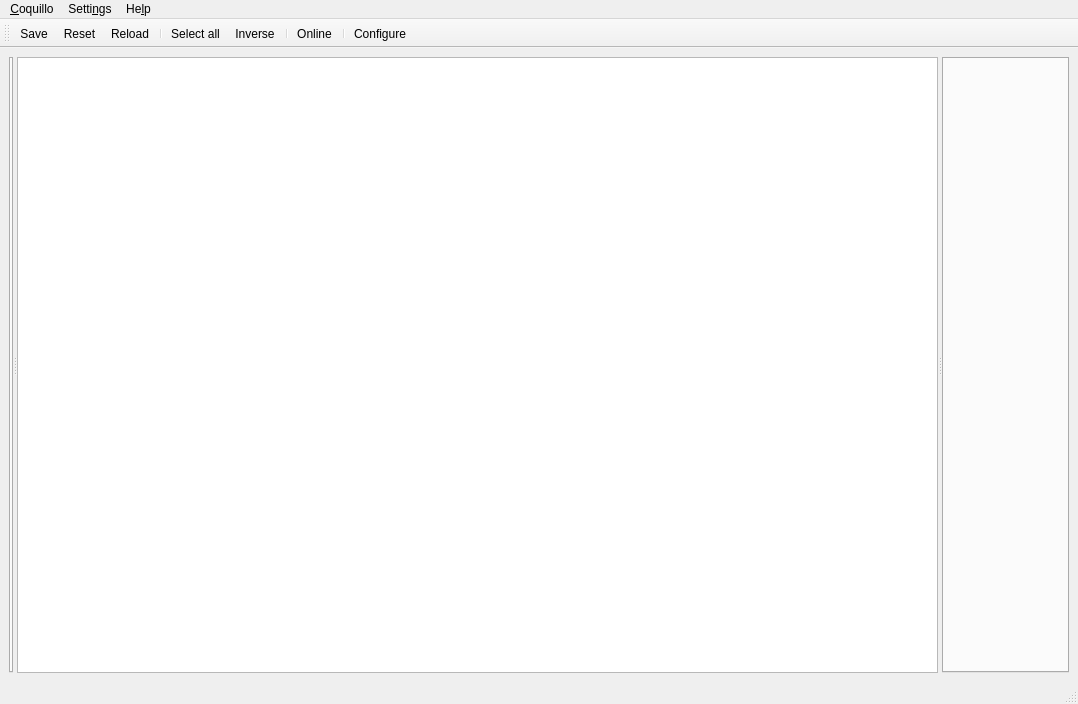
This is ui/mainwindow.ui in sjuvonen/coquillo as Qt 5 draws it before an edit. The edited form follows.
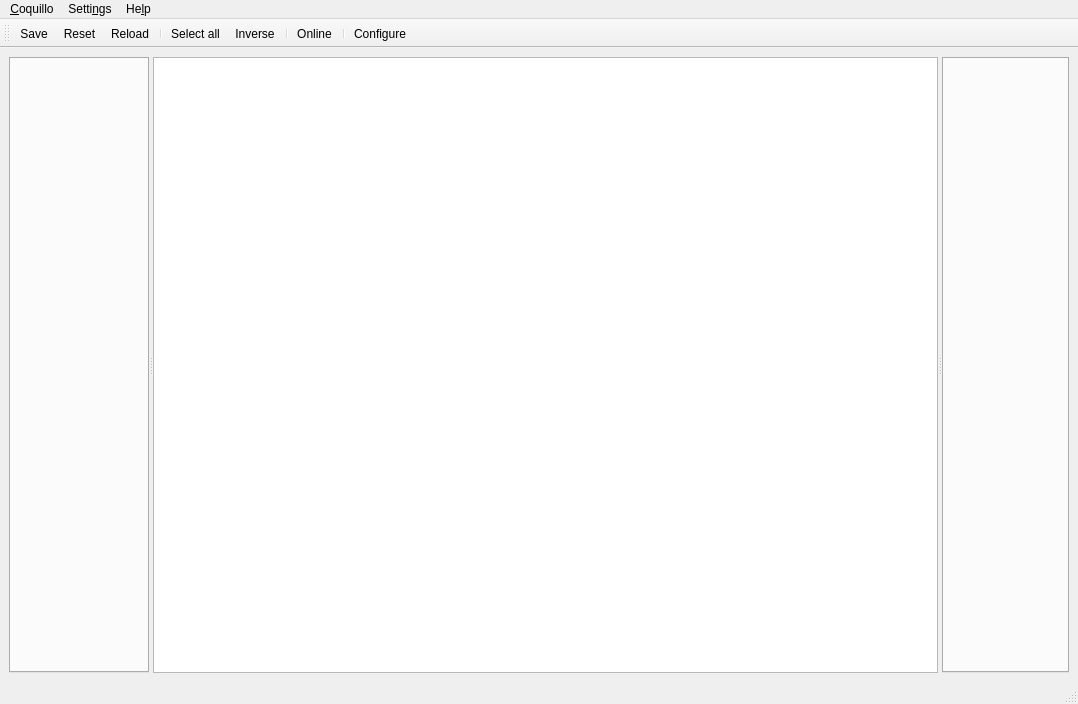
This is the edited form. Icons and pictures are not drawn. Custom widgets are drawn as their Qt base class.

Commit message: Settings menu actions follow their corresponding widgets

The edit to the form file:
```diff
--- a/ui/mainwindow.ui
+++ b/ui/mainwindow.ui
@@ -24,6 +24,12 @@
        <bool>false</bool>
       </property>
       <widget class="QTabWidget" name="tools">
+       <property name="minimumSize">
+        <size>
+         <width>140</width>
+         <height>0</height>
+        </size>
+       </property>
        <property name="tabPosition">
         <enum>QTabWidget::West</enum>
        </property>
```
Left out of the diff: 18 changed lines with no effect on the pictures. The commit also changes 4 other files.
